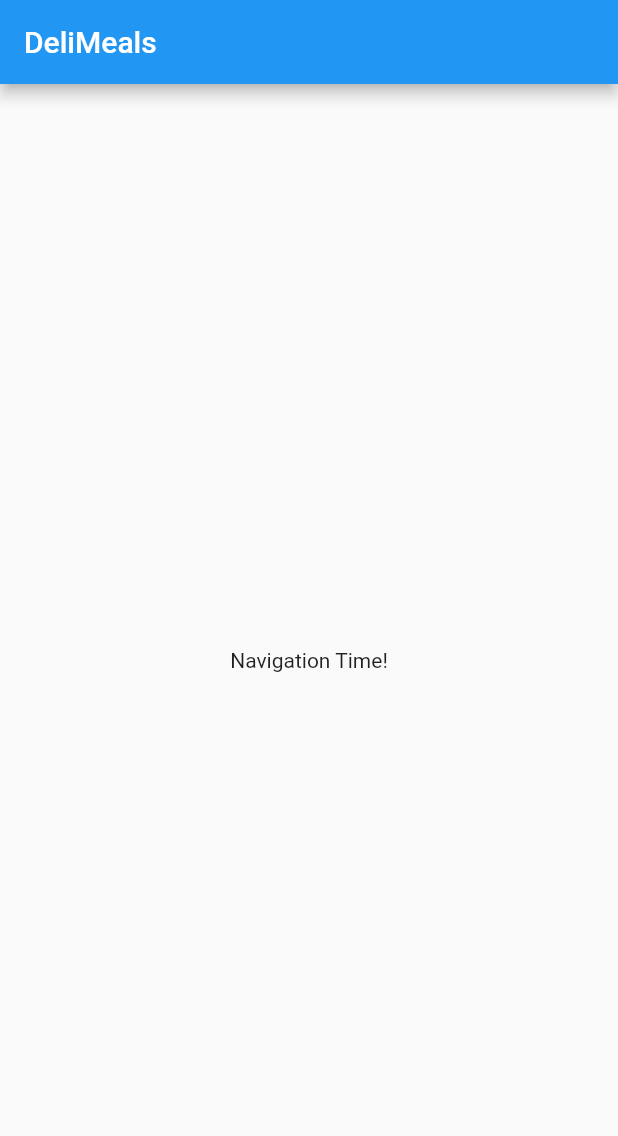
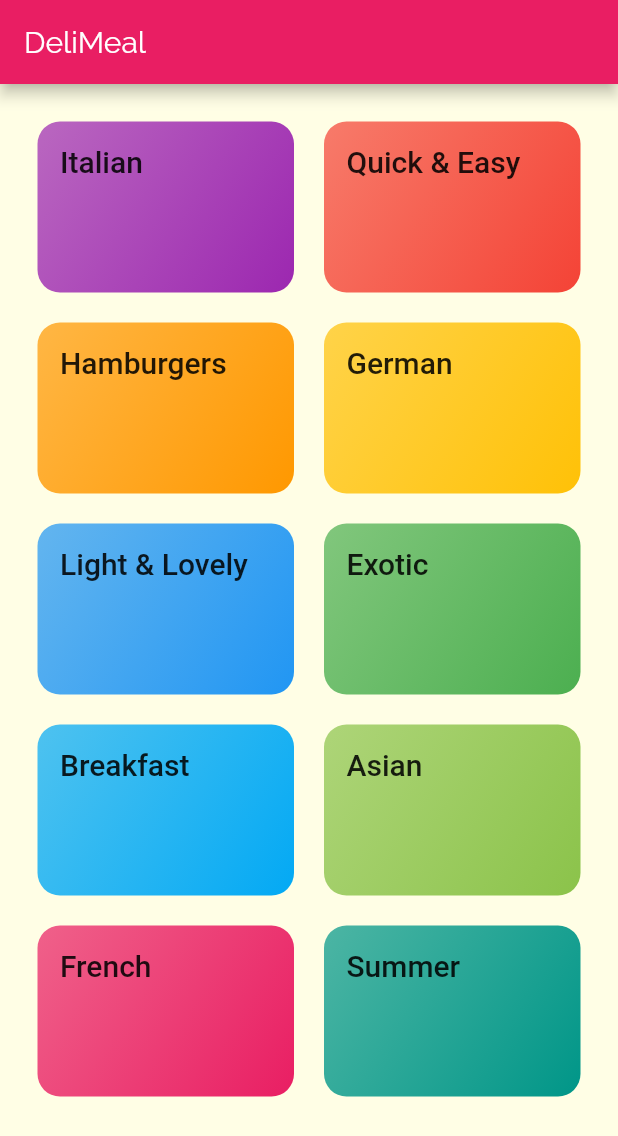
Before and after one commit to AshishSingh2001/DeliMeals, a Flutter app: the screen it shows after launch, on a phone screen of 412 x 824 dp. Shown: the top 1136 px of the screen. Run offline on Flutter 3.47's test engine with Material 2 defaults, Android fonts, the phone set to English and light mode, and no system bars; Roboto replaces fonts that are missing (Roboto-Condensed).

Commit message:
added category page

```diff
--- /dev/null
+++ b/lib/categories_meals_screen.dart
@@ -0,0 +1,20 @@
+import 'package:flutter/material.dart';
+
+class CategoryMealsScreen extends StatelessWidget {
+  final CategoryId;
+  final CategoryTitle;
+
+  const CategoryMealsScreen( this.CategoryId, this.CategoryTitle);
+
+  @override
+  Widget build(BuildContext context) {
+    return Scaffold(
+      appBar: AppBar(
+        title: Text(CategoryTitle),
+      ),
+      body: Center(
+        child: Text('Recipes'),
+      ),
+    );
+  }
+}
--- /dev/null
+++ b/lib/categories_screen.dart
@@ -0,0 +1,29 @@
+import 'package:flutter/material.dart';
+import 'package:meals/category_item.dart';
+
+import './dummy_data.dart';
+
+class CategoriesScreen extends StatelessWidget {
+  @override
+  Widget build(BuildContext context) {
+    return Scaffold(
+      appBar: AppBar(
+        title: const Text('DeliMeal'),
+      ),
+      body: GridView(
+        padding: const EdgeInsets.all(25),
+        children: [
+          ...DUMMY_CATEGORIES
+              .map((catData) => CategoryItem(catData.id,catData.title, catData.color))
+              .toList()
+        ],
+        gridDelegate: SliverGridDelegateWithMaxCrossAxisExtent(
+          maxCrossAxisExtent: 200,
+          childAspectRatio: 3 / 2,
+          crossAxisSpacing: 20,
+          mainAxisSpacing: 20,
+        ),
+      ),
+    );
+  }
+}
--- /dev/null
+++ b/lib/category_item.dart
@@ -0,0 +1,42 @@
+import 'package:flutter/material.dart';
+import 'package:meals/categories_meals_screen.dart';
+
+class CategoryItem extends StatelessWidget {
+  final String id;
+  final String title;
+  final Color color;
+
+  CategoryItem(this.id,this.title, this.color);
+
+  void selectCategory(BuildContext context) {
+    Navigator.of(context).push(
+      MaterialPageRoute(builder: (_) {
+        return CategoryMealsScreen(id,title);
+      }),
+    );
+  }
+
+  @override
+  Widget build(BuildContext context) {
+    return InkWell(
+      onTap: () => selectCategory(context),
+      splashColor: Theme.of(context).primaryColor,
+      borderRadius: BorderRadius.circular(15),
+      child: Container(
+        padding: const EdgeInsets.all(15),
+        child: Text(
+          title,
+          style: Theme.of(context).textTheme.headline6,
+        ),
+        decoration: BoxDecoration(
+          gradient: LinearGradient(
+            colors: [color.withOpacity(0.7), color],
+            begin: Alignment.topLeft,
+            end: Alignment.bottomRight,
+          ),
+          borderRadius: BorderRadius.circular(15),
+        ),
+      ),
+    );
+  }
+}
--- /dev/null
+++ b/lib/dummy_data.dart
@@ -0,0 +1,56 @@
+import 'package:flutter/material.dart';
+
+import './models/category.dart';
+
+const DUMMY_CATEGORIES = const [
+  Category(
+    id: 'c1',
+    title: 'Italian',
+    color: Colors.purple,
+  ),
+  Category(
+    id: 'c2',
+    title: 'Quick & Easy',
+    color: Colors.red,
+  ),
+  Category(
+    id: 'c3',
+    title: 'Hamburgers',
+    color: Colors.orange,
+  ),
+  Category(
+    id: 'c4',
+    title: 'German',
+    color: Colors.amber,
+  ),
+  Category(
+    id: 'c5',
+    title: 'Light & Lovely',
+    color: Colors.blue,
+  ),
+  Category(
+    id: 'c6',
+    title: 'Exotic',
+    color: Colors.green,
+  ),
+  Category(
+    id: 'c7',
+    title: 'Breakfast',
+    color: Colors.lightBlue,
+  ),
+  Category(
+    id: 'c8',
+    title: 'Asian',
+    color: Colors.lightGreen,
+  ),
+  Category(
+    id: 'c9',
+    title: 'French',
+    color: Colors.pink,
+  ),
+  Category(
+    id: 'c10',
+    title: 'Summer',
+    color: Colors.teal,
+  ),
+];
--- a/lib/main.dart
+++ b/lib/main.dart
@@ -1,4 +1,5 @@
 import 'package:flutter/material.dart';
+import 'package:meals/categories_screen.dart';
 
 void main() => runApp(MyApp());
 
@@ -8,29 +9,22 @@ class MyApp extends StatelessWidget {
     return MaterialApp(
       title: 'DeliMeals',
       theme: ThemeData(
-        primarySwatch: Colors.blue,
+        primarySwatch: Colors.pink,
+        accentColor: Colors.amber,
+        canvasColor: Color.fromRGBO(255, 254, 229, 1),
+        fontFamily: 'Raleway',
+        textTheme: ThemeData.light().textTheme.copyWith(
+            bodyText1: TextStyle(
+              color: Color.fromRGBO(20, 51, 51, 1),
+            ),
+            bodyText2: TextStyle(
+              color: Color.fromRGBO(20, 51, 51, 1),
+            ),
+            headline6: TextStyle(
+              fontFamily: 'Roboto-Condensed',
+            )),
       ),
-      home: MyHomePage(),
+      home: CategoriesScreen(),
     );
   }
 }
-
-class MyHomePage extends StatefulWidget {
-    @override
-  _MyHomePageState createState() => _MyHomePageState();
-}
-
-class _MyHomePageState extends State<MyHomePage> {
-
-  @override
-  Widget build(BuildContext context) {
-    return Scaffold(
-      appBar: AppBar(
-        title: Text('DeliMeals'),
-      ),
-      body: Center(
-        child: Text('Navigation Time!'),
-      ),
-    );
-  }
-}
--- /dev/null
+++ b/lib/models/category.dart
@@ -0,0 +1,11 @@
+import 'package:flutter/rendering.dart';
+
+import 'package:flutter/material.dart';
+
+class Category {
+  final String id;
+  final String title;
+  final Color color;
+
+  const Category({required this.id,required this.title, this.color = Colors.orange});
+}
```
Also changed, not shown: pubspec.yaml (+17 -6 lines), assets/fonts/Raleway-Black.ttf (added), assets/fonts/Raleway-Bold.ttf (added), assets/fonts/Raleway-Regular.ttf (added), assets/fonts/RobotoCondensed-Bold.ttf (added), assets/fonts/RobotoCondensed-Italic.ttf (added), assets/fonts/RobotoCondensed-Light.ttf (added), assets/fonts/RobotoCondensed-Regular.ttf (added).
